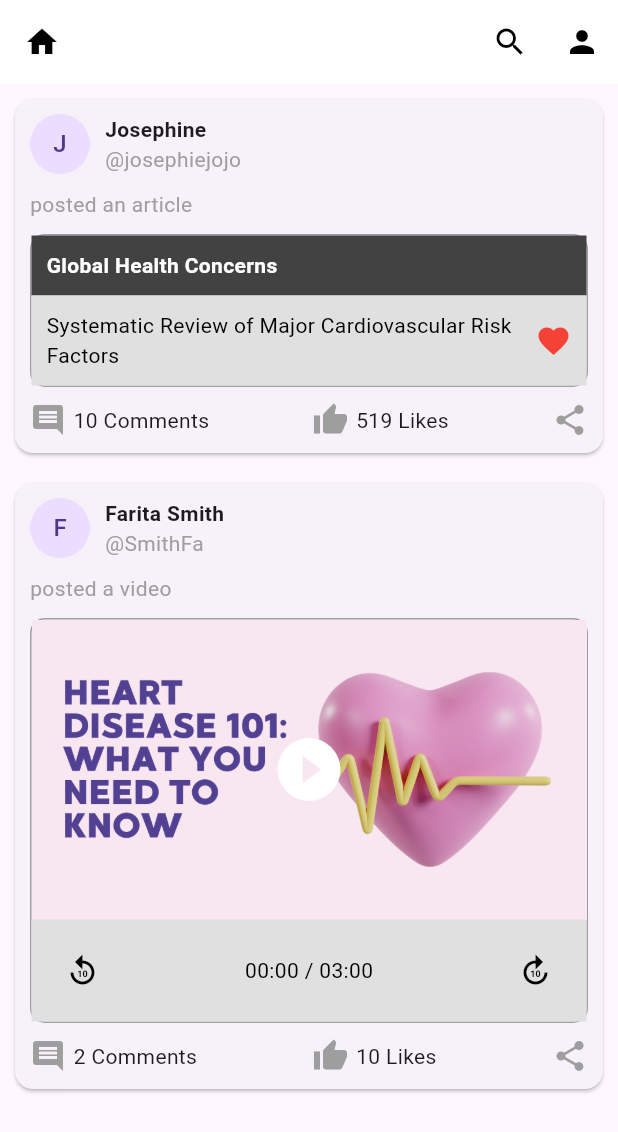
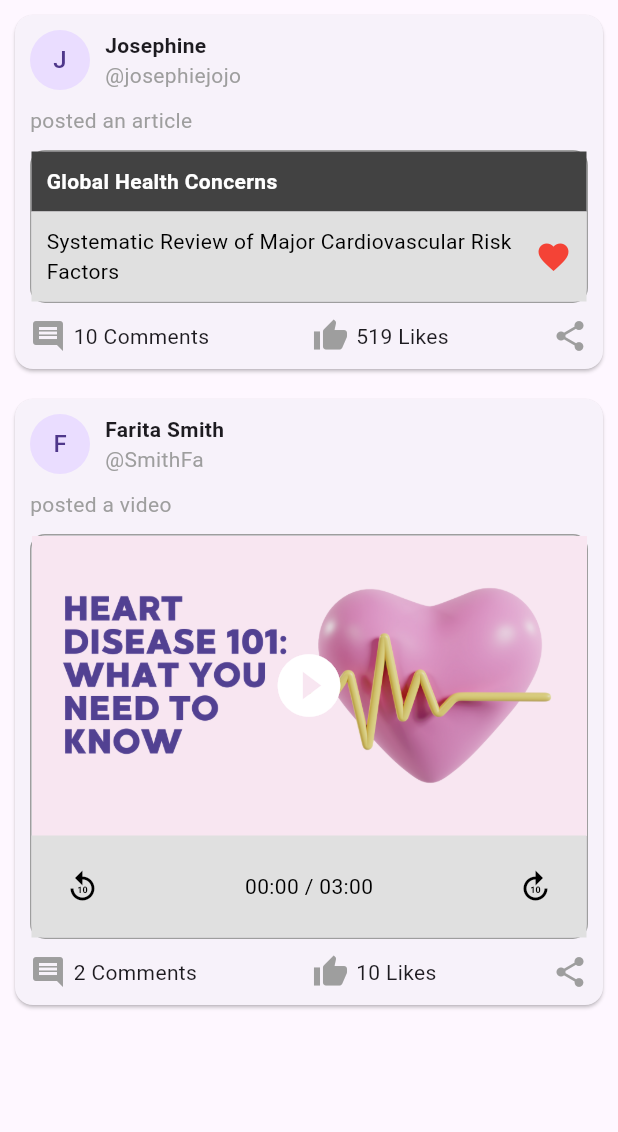
Before and after one commit to skooi928/vitalhealth, a Flutter app: the Community screen opened directly, on a phone screen of 412 x 824 dp. Shown: the top 1132 px of the screen. Run offline on Flutter 3.47's test engine with Material 3 defaults, Android fonts, the phone set to English and light mode, and no system bars; our stand-ins replace firebase_auth, firebase_core, google_sign_in, shared_preferences; accounts and stored records are empty.

Commit message:
remove excess appbar

```diff
--- a/lib/community.dart
+++ b/lib/community.dart
@@ -6,30 +6,6 @@ class Community extends StatelessWidget {
   @override
   Widget build(BuildContext context) {
     return Scaffold(
-      appBar: AppBar(
-        backgroundColor: Colors.white,
-        elevation: 0,
-        leading: IconButton(
-          icon: const Icon(Icons.home, color: Colors.black),
-          onPressed: () {
-            // Add your onPressed code here!
-          },
-        ),
-        actions: [
-          IconButton(
-            icon: const Icon(Icons.search, color: Colors.black),
-            onPressed: () {
-              // Add your onPressed code here!
-            },
-          ),
-          IconButton(
-            icon: const Icon(Icons.person, color: Colors.black),
-            onPressed: () {
-              // Add your onPressed code here!
-            },
-          ),
-        ],
-      ),
       body: ListView(
         children: const [
           PostWidget(
```
